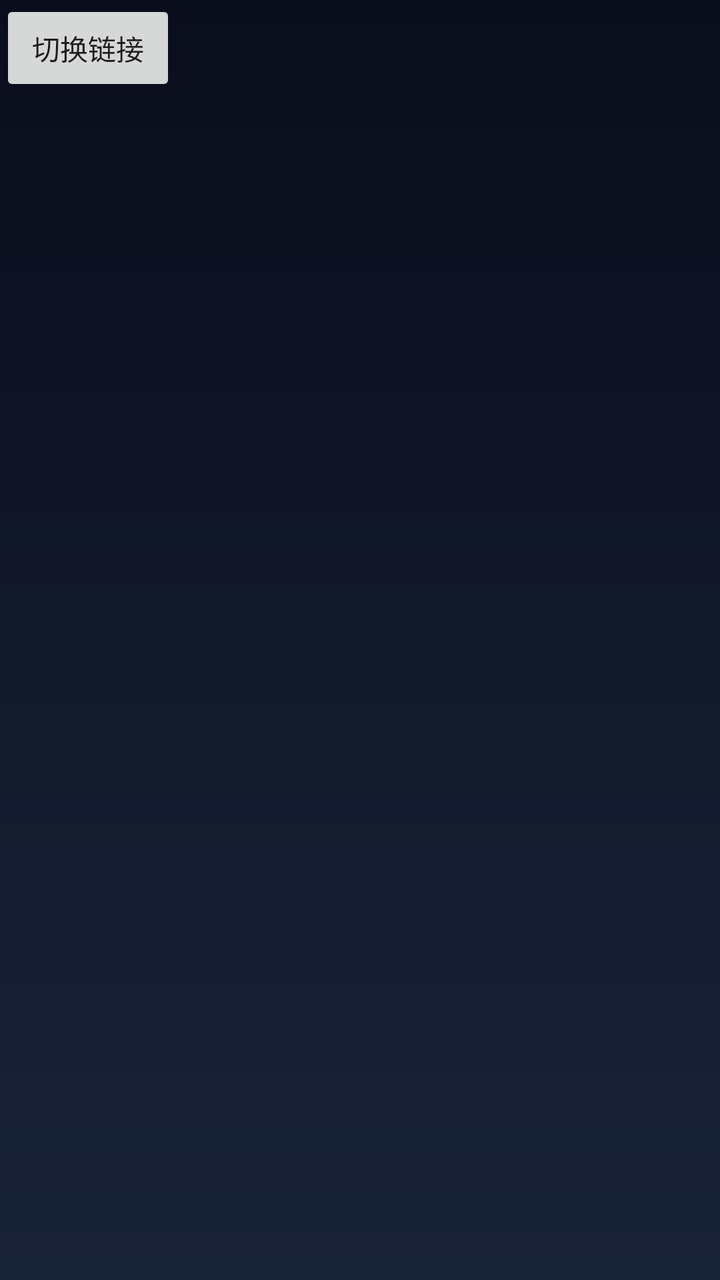
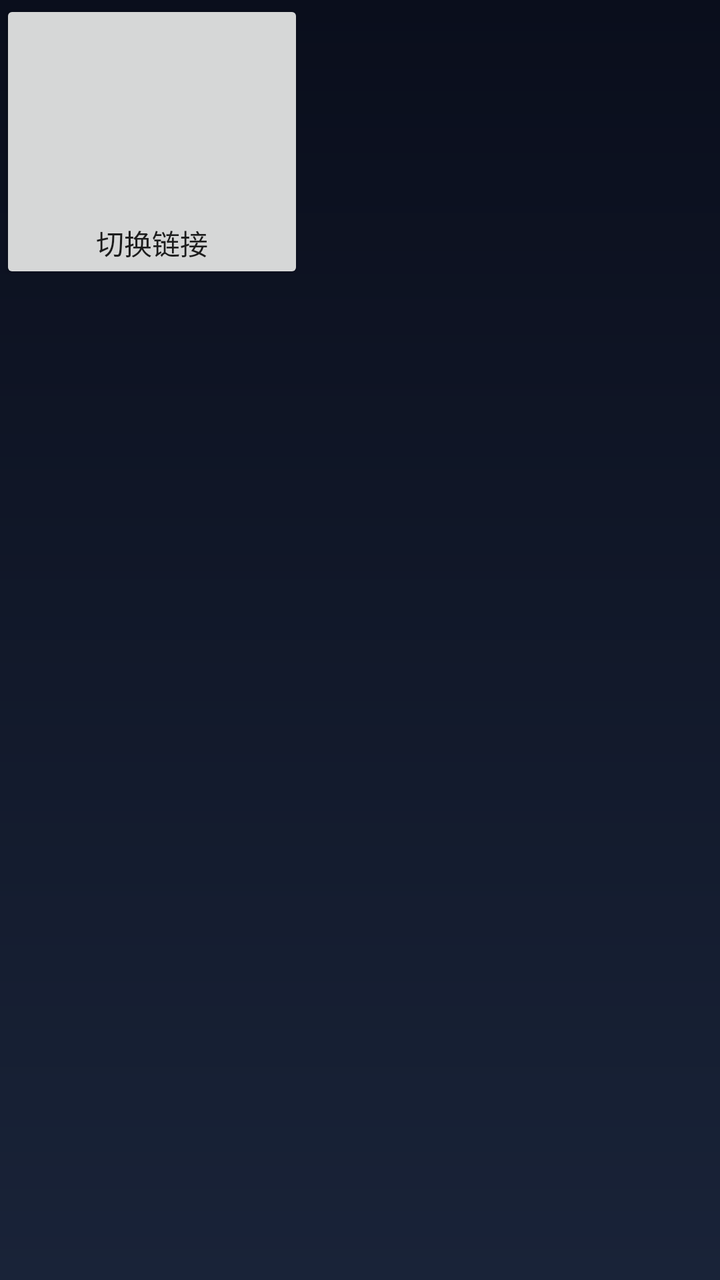

The first picture is an Android layout as it rendered before a commit; the second is the same layout after the commit. The layout source and the unified diff follow.
<!-- AndroidManifest.xml: application theme AppTheme -->
<!-- res/layout/fragment_mine.xml -->
<?xml version="1.0" encoding="utf-8"?>
<androidx.constraintlayout.widget.ConstraintLayout xmlns:android="http://schemas.android.com/apk/res/android"
        xmlns:app="http://schemas.android.com/apk/res-auto"
        xmlns:tools="http://schemas.android.com/tools"
        android:layout_width="match_parent"
        android:layout_height="match_parent">

    <Button
            android:id="@+id/btn_change_url"
            android:layout_width="wrap_content"
            android:layout_height="wrap_content"
            android:text="@string/mine_action_change_url"
            app:layout_constraintLeft_toLeftOf="parent"
            app:layout_constraintTop_toTopOf="parent" />

</androidx.constraintlayout.widget.ConstraintLayout>
<!-- resources referenced by this layout -->
<resources>
  <string name="mine_action_change_url">切换链接</string>
  <style name="AppTheme" parent="Theme.AppCompat.Light.NoActionBar">
          
          <item name="colorPrimary">@color/colorPrimary</item>
          <item name="colorPrimaryDark">@color/colorPrimaryDark</item>
          <item name="colorAccent">@color/colorAccent</item>
          <item name="android:windowBackground">@drawable/bg_gradient_home</item>
  
      </style>
  <color name="colorPrimary">#008577</color>
  <color name="colorPrimaryDark">#00574B</color>
  <color name="colorAccent">#D81B60</color>
  <!-- drawable bg_gradient_home (drawable) -->
  <?xml version="1.0" encoding="utf-8"?>
  <shape android:shape="rectangle"
    xmlns:android="http://schemas.android.com/apk/res/android">
      <gradient android:startColor="#ff0a0e1c" android:endColor="#ff192338" android:angle="270.0" />
  </shape>
</resources>

<!-- the commit's change to res/layout/fragment_mine.xml (unified diff, before → after) -->
@@ -9,6 +9,11 @@
             android:id="@+id/btn_change_url"
             android:layout_width="wrap_content"
             android:layout_height="wrap_content"
+            android:clipChildren="false"
+            android:clipToPadding="false"
+            android:paddingStart="48dp"
+            android:paddingTop="111dp"
+            android:paddingEnd="48dp"
             android:text="@string/mine_action_change_url"
             app:layout_constraintLeft_toLeftOf="parent"
             app:layout_constraintTop_toTopOf="parent" />
